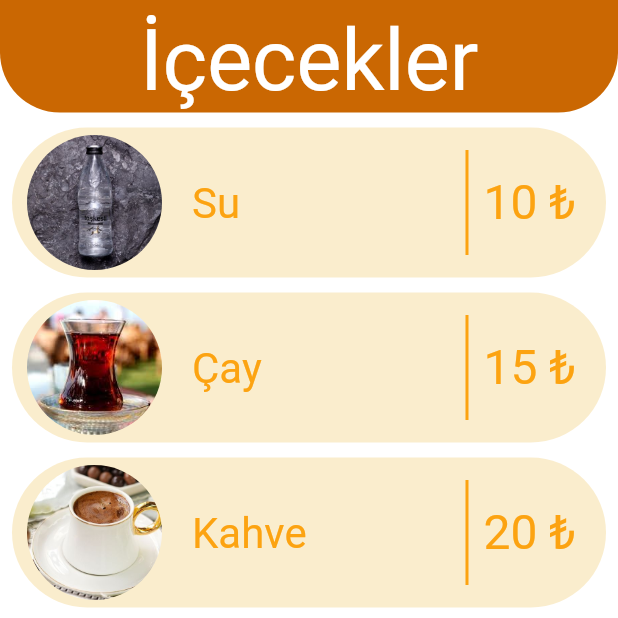
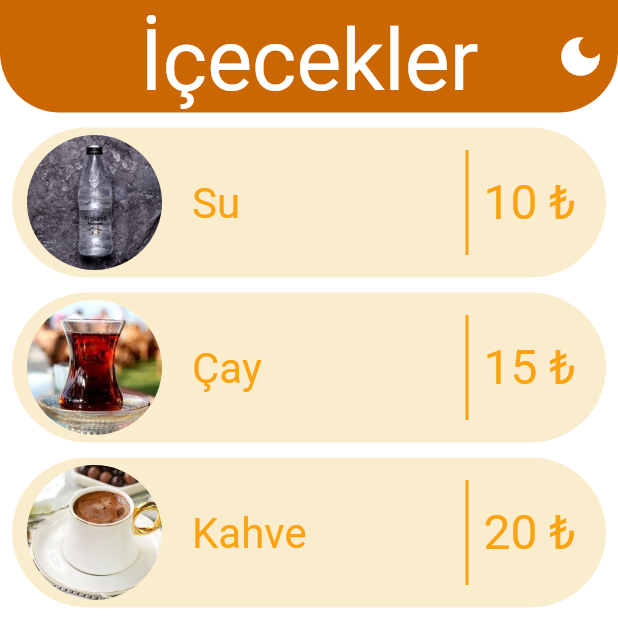
Before and after one commit to aliriza1926/Bakery_Menu, a Flutter app: the DrinkScreen screen opened by its route, on a phone screen of 412 x 824 dp, the top half of it. Run offline on Flutter 3.47's test engine with Material 3 defaults, Android fonts, the phone set to English and light mode, and no system bars; our stand-ins replace go_router, google_fonts, lottie; Roboto replaces fonts that are missing (Pattaya).

Commit message:
dark mode eklendi themes değiştirildi

```diff
--- a/lib/app/themes.dart
+++ b/lib/app/themes.dart
@@ -1,5 +1,16 @@
 import 'package:flutter/material.dart';
 import 'package:google_fonts/google_fonts.dart';
+
+class ThemeProvider with ChangeNotifier {
+  bool _isDarkMode = false;
+
+  bool get isDarkMode => _isDarkMode;
+
+  void toggleTheme() {
+    _isDarkMode = !_isDarkMode;
+    notifyListeners();
+  }
+}
 
 class AppTheme {
   static ThemeData lighttheme = ThemeData(
@@ -29,4 +40,33 @@ class AppTheme {
       displayLarge: GoogleFonts.pattaya(),
     ),
   );
+  static ThemeData darktheme = ThemeData(
+    colorScheme: ColorScheme.dark(
+      primary: Colors.teal.shade400,
+      onPrimary: Colors.white,
+      secondary: Colors.orangeAccent,
+      onSecondary: Colors.black,
+      tertiary: const Color.fromARGB(179, 158, 69, 49),
+      onTertiary: Colors.black,
+      surface: Colors.grey.shade900,
+      onSurface: Colors.white,
+    ),
+    textTheme: TextTheme(
+      bodySmall: GoogleFonts.roboto(),
+      bodyMedium: GoogleFonts.roboto(),
+      bodyLarge: GoogleFonts.roboto(),
+      labelSmall: GoogleFonts.roboto(),
+      labelMedium: GoogleFonts.roboto(),
+      labelLarge: GoogleFonts.roboto(),
+      titleSmall: GoogleFonts.pattaya(),
+      titleMedium: GoogleFonts.roboto(),
+      titleLarge: GoogleFonts.pattaya(),
+      headlineSmall: GoogleFonts.aBeeZee(),
+      headlineMedium: GoogleFonts.aBeeZee(),
+      headlineLarge: GoogleFonts.aBeeZee(),
+      displaySmall: GoogleFonts.abrilFatface(),
+      displayMedium: GoogleFonts.pattaya(),
+      displayLarge: GoogleFonts.pattaya(),
+    ),
+  );
 }
--- a/lib/screens/drinks_screen.dart
+++ b/lib/screens/drinks_screen.dart
@@ -1,5 +1,7 @@
 import 'package:flutter/material.dart';
+import 'package:flutter_app/app/themes.dart';
 import 'package:flutter_app/views/app_view.dart';
+import 'package:provider/provider.dart';
 
 class DrinkScreen extends StatelessWidget {
   const DrinkScreen({super.key});
@@ -10,6 +12,21 @@ class DrinkScreen extends StatelessWidget {
       appBar: PreferredSize(
         preferredSize: const Size.fromHeight(75),
         child: AppBar(
+          actions: [
+            IconButton(
+              icon: Icon(
+                Provider.of<ThemeProvider>(context).isDarkMode
+                    ? Icons.light_mode
+                    : Icons.dark_mode,
+                color: Theme.of(context).colorScheme.onSecondary,
+                size: 34,
+              ),
+              onPressed: () {
+                Provider.of<ThemeProvider>(context, listen: false)
+                    .toggleTheme();
+              },
+            ),
+          ],
           scrolledUnderElevation: 0,
           toolbarHeight: 75,
           shape: const RoundedRectangleBorder(
--- a/pubspec.yaml
+++ b/pubspec.yaml
@@ -13,7 +13,7 @@ dependencies:
   cupertino_icons: ^1.0.8
 
 
-  provider: ^6.1.2
+  provider: ^6.1.1
   flutter_localizations:
     sdk: flutter
   shared_preferences: ^2.3.3
```
Also changed, not shown: lib/main.dart (+19 -6 lines), lib/screens/foods_screen.dart (+17 -0 lines), lib/screens/home_screen.dart (+17 -0 lines).
